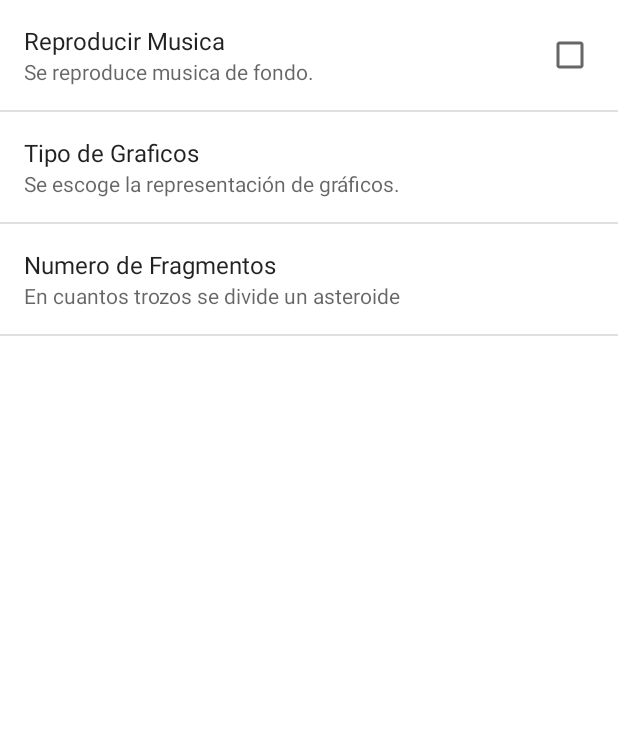
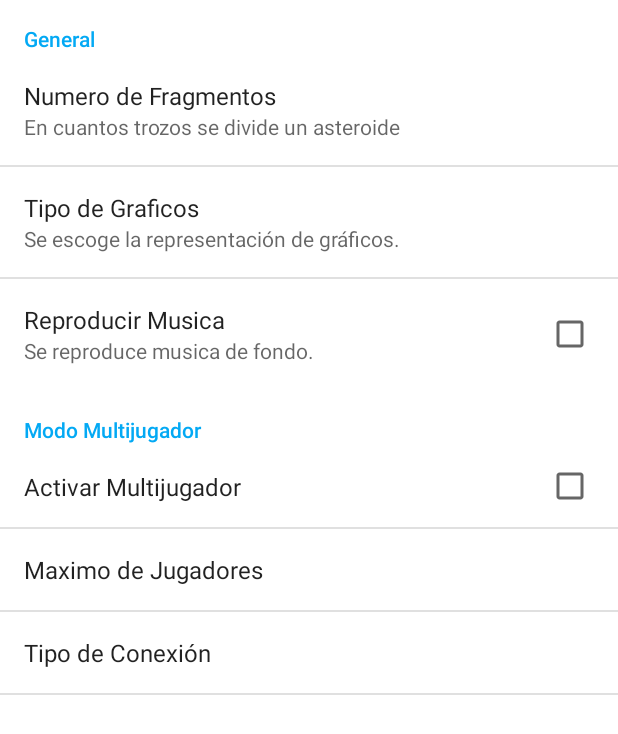
Before and after one commit to Richi-Mi/android_app_asteroides, an Android app: the screen it shows after launch (PreferenciasActivity), after a tap on "CONFIGURAR", on a phone screen of 412 x 824 dp. Shown: the top 734 px of the screen. Run offline under Robolectric (Android 15) with nearby library versions, the phone set to English and light mode, and no system bars.

Commit message:
Preferencias organizadas por categorias

```diff
--- a/app/src/main/java/com/example/asteroides/MainActivity.java
+++ b/app/src/main/java/com/example/asteroides/MainActivity.java
@@ -30,14 +30,17 @@ public class MainActivity extends AppCompatActivity {
         boolean limit     = res.getBoolean( R.bool.limite );
         String[] dias     = res.getStringArray( R.array.dias_semana );
     }
+
     public void lanzarAcercaDe( View view ) {
         Intent i = new Intent( this, AcercaDe.class );
         startActivity( i );
     }
+
     public void lanzarPreferencias( View view ) {
         Intent i = new Intent( this, PreferenciasActivity.class );
         startActivity( i );
     }
+
     public void salirApp( View view ) {
         finish(); // Metodo para cerrar la app, es equivalente al metodo de retorno.
     }
--- a/app/src/main/res/layout/activity_main.xml
+++ b/app/src/main/res/layout/activity_main.xml
@@ -40,6 +40,8 @@
         android:id="@+id/btn_salir"
         style="@style/estilo_boton.alternativo"
         android:onClick="salirApp"
-        android:text="@string/Salir" />
+        android:text="@string/Salir"
+        android:textColor="#FF7AA7"
+        android:textStyle="bold" />
 
 </LinearLayout>
--- a/app/src/main/res/values/arrays.xml
+++ b/app/src/main/res/values/arrays.xml
@@ -21,4 +21,16 @@
         <item> 1 </item>
         <item> 2 </item>
     </string-array>
+
+    <string-array name="tiposConexion">
+        <item> Bluetooth </item>
+        <item> Wi-Fi </item>
+        <item> Internet </item>
+    </string-array>
+
+    <string-array name="tiposConexionValores">
+        <item> 10 </item>
+        <item> 20 </item>
+        <item> 30 </item>
+    </string-array>
 </resources>
--- a/app/src/main/res/values/themes.xml
+++ b/app/src/main/res/values/themes.xml
@@ -2,12 +2,12 @@
     <!-- Base application theme. -->
     <style name="Theme.Asteroides" parent="Theme.MaterialComponents.DayNight.DarkActionBar">
         <!-- Primary brand color. -->
-        <item name="colorPrimary">#F44336</item>
-        <item name="colorPrimaryVariant">#AA1207</item>
+        <item name="colorPrimary">#3F51B5</item>
+        <item name="colorPrimaryVariant">#2196F3</item>
         <item name="colorOnPrimary">@color/white</item>
         <!-- Secondary brand color. -->
-        <item name="colorSecondary">#F11C64</item>
-        <item name="colorSecondaryVariant">#BC0040</item>
+        <item name="colorSecondary">#03A9F4</item>
+        <item name="colorSecondaryVariant">#009688</item>
         <item name="colorOnSecondary">@color/black</item>
         <!-- Status bar color. -->
         <item name="android:statusBarColor">?attr/colorPrimaryVariant</item>
--- a/app/src/main/res/xml/preferencias.xml
+++ b/app/src/main/res/xml/preferencias.xml
@@ -2,18 +2,8 @@
 <PreferenceScreen xmlns:android="http://schemas.android.com/apk/res/android"
     android:key="preferencias_principal">
 
-    <CheckBoxPreference
-        android:defaultValue="false"
-        android:key="musica"
-        android:summary="Se reproduce musica de fondo."
-        android:title="Reproducir Musica" />
-    <ListPreference
-        android:defaultValue="0"
-        android:entries="@array/tiposGraficos"
-        android:entryValues="@array/tiposGraficosValores"
-        android:key="graficos"
-        android:summary="Se escoge la representación de gráficos."
-        android:title="Tipo de Graficos" />
+    <PreferenceCategory android:title="General">
+
         <EditTextPreference
             android:defaultValue="3"
             android:inputType="number"
@@ -22,4 +12,37 @@
             android:singleLine="true"
             android:summary="En cuantos trozos se divide un asteroide"
             android:title="Numero de Fragmentos" />
+        <ListPreference
+            android:defaultValue="0"
+            android:entries="@array/tiposGraficos"
+            android:entryValues="@array/tiposGraficosValores"
+            android:key="graficos"
+            android:summary="Se escoge la representación de gráficos."
+            android:title="Tipo de Graficos" />
+        <CheckBoxPreference
+            android:defaultValue="false"
+            android:key="musica"
+            android:summary="Se reproduce musica de fondo."
+            android:title="Reproducir Musica" />
+    </PreferenceCategory>
+    <PreferenceCategory android:title="Modo Multijugador">
+
+        <CheckBoxPreference
+            android:defaultValue="false"
+            android:key="multijugador"
+            android:title="Activar Multijugador" />
+        <EditTextPreference
+            android:defaultValue="Default value"
+            android:inputType="number"
+            android:key="jugadores"
+            android:selectAllOnFocus="true"
+            android:singleLine="true"
+            android:title="Maximo de Jugadores" />
+        <ListPreference
+            android:defaultValue="10"
+            android:entries="@array/tiposConexion"
+            android:entryValues="@array/tiposConexionValores"
+            android:key="tiposconexion"
+            android:title="Tipo de Conexión" />
+    </PreferenceCategory>
 </PreferenceScreen>
```
Lines whose indentation alone changed are shown as unchanged.
